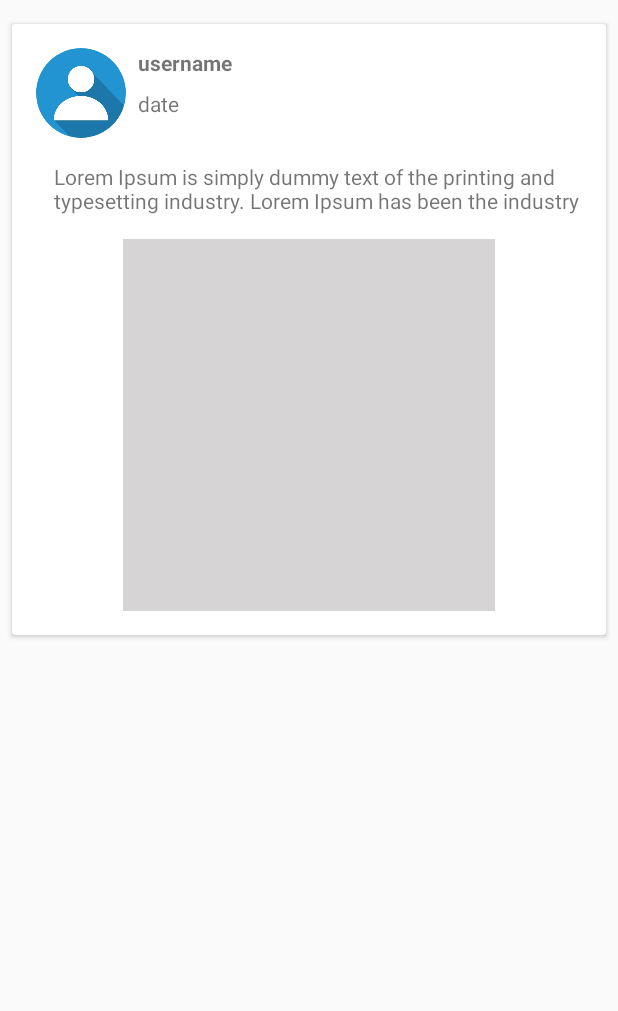
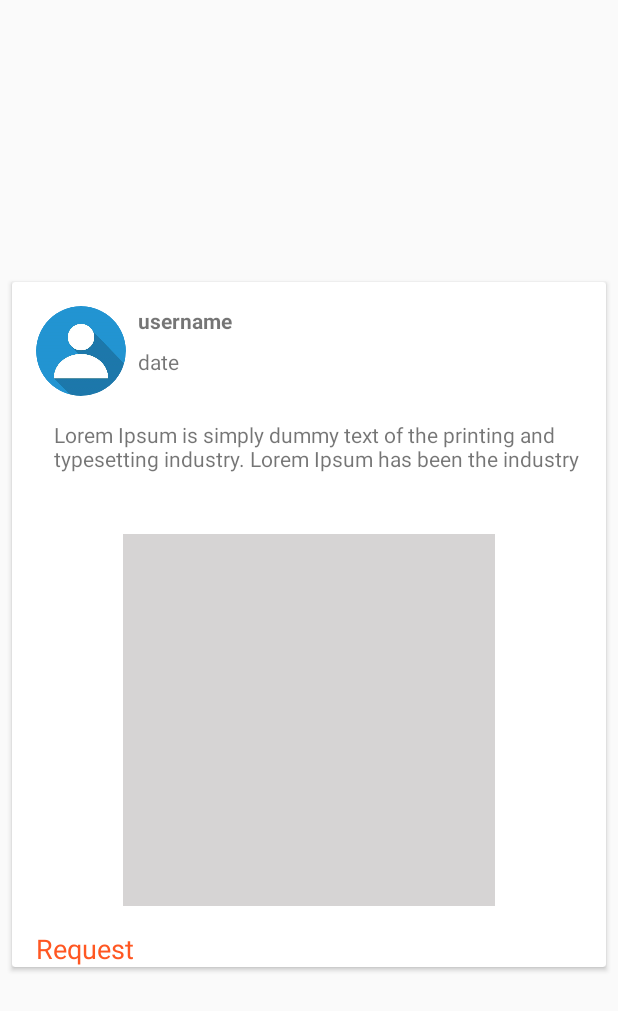
Before and after one commit to BionikMlc/project2v001, an Android app: the layout blog_post_item.xml on its own in the app's theme, with its tools: preview values and no code run, on a phone screen of 412 x 824 dp. Shown: the top 1011 px of the screen. Run offline under Robolectric (Android 15) with nearby library versions, the phone set to English and light mode, and no system bars.

Commit message:
fixed some errors that caused crashing

```diff
--- a/app/src/main/java/com/example/project2v001/MainActivity.java
+++ b/app/src/main/java/com/example/project2v001/MainActivity.java
@@ -156,5 +156,6 @@ public class MainActivity extends AppCompatActivity {
         FragmentTransaction transaction = getSupportFragmentManager().beginTransaction();
         transaction.replace(R.id.main_fragment_container,fragment);
         transaction.commit();
+
     }
 }
--- a/app/src/main/java/com/example/project2v001/blog_post_module/Post.java
+++ b/app/src/main/java/com/example/project2v001/blog_post_module/Post.java
@@ -3,7 +3,7 @@ package com.example.project2v001.blog_post_module;
 
 import java.util.Date;
 
-public class Post {
+public class Post extends PostId {
     //private thump img_url
     private String user_id,desc,img;
     private int postType;
--- a/app/src/main/res/layout/blog_post_item.xml
+++ b/app/src/main/res/layout/blog_post_item.xml
@@ -3,7 +3,7 @@
     xmlns:app="http://schemas.android.com/apk/res-auto"
     xmlns:tools="http://schemas.android.com/tools"
     android:layout_width="match_parent"
-    android:layout_height="wrap_content">
+    android:layout_height="match_parent">
 
     <androidx.cardview.widget.CardView
         android:id="@+id/cardView"
@@ -22,7 +22,7 @@
 
         <androidx.constraintlayout.widget.ConstraintLayout
             android:layout_width="match_parent"
-            android:layout_height="match_parent">
+            android:layout_height="wrap_content">
 
             <TextView
                 android:id="@+id/post_desc"
@@ -90,6 +90,32 @@
                 app:layout_constraintStart_toEndOf="@+id/user_img"
                 app:layout_constraintTop_toBottomOf="@+id/user_name"
                 tools:text="@tools:sample/date/hhmmss" />
+
+            <TextView
+                android:id="@+id/post_request"
+                android:layout_width="wrap_content"
+                android:layout_height="wrap_content"
+                android:layout_marginStart="16dp"
+                android:layout_marginLeft="16dp"
+                android:layout_marginTop="16dp"
+                android:text="Request"
+                android:textColor="#FF5722"
+                android:textSize="18sp"
+                app:layout_constraintStart_toStartOf="parent"
+                app:layout_constraintTop_toBottomOf="@+id/post_img" />
+
+            <TextView
+                android:id="@+id/textView4"
+                android:layout_width="wrap_content"
+                android:layout_height="wrap_content"
+                android:layout_marginTop="16dp"
+                android:layout_marginEnd="16dp"
+                android:layout_marginRight="16dp"
+                android:text="save "
+                android:textSize="18sp"
+                android:visibility="invisible"
+                app:layout_constraintEnd_toEndOf="parent"
+                app:layout_constraintTop_toTopOf="parent" />
         </androidx.constraintlayout.widget.ConstraintLayout>
 
     </androidx.cardview.widget.CardView>
```
Also changed, not shown: app/src/main/java/com/example/project2v001/blog_post_module/PostAdapter.java (+21 -3 lines), app/src/main/java/com/example/project2v001/blog_post_module/PostId.java (added, +15 -0 lines), app/src/main/java/com/example/project2v001/bottom_nav_ui/HomeFragment.java (+54 -26 lines), 47 other files.
